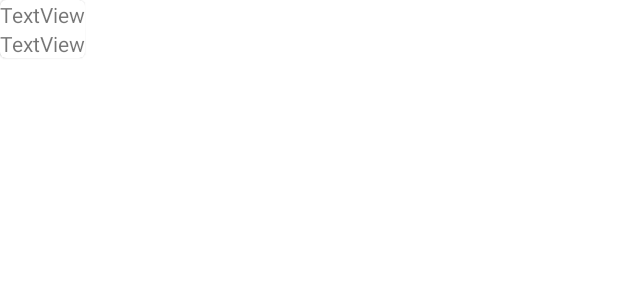
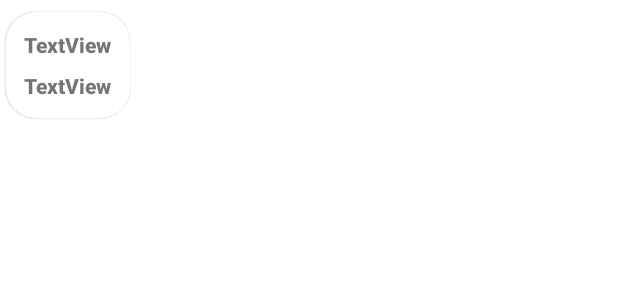
Before and after one commit to Freeezzzi/OnlineStore-app, an Android app: the layout date_picker_card.xml on its own in the app's theme, with its tools: preview values and no code run, on a phone screen of 412 x 824 dp. Shown: the top 300 px of the screen. Run offline under Robolectric (Android 15) with nearby library versions, the phone set to English and light mode, and no system bars.

Commit message:
fix address and time&date choosing

```diff
--- a/app/src/main/java/ru/freeezzzi/coursework/onlinestore/domain/models/Address.kt
+++ b/app/src/main/java/ru/freeezzzi/coursework/onlinestore/domain/models/Address.kt
@@ -11,4 +11,8 @@ data class Address(
     override fun toString(): String {
         return "$name $phone $streetAndHouse $apart entr. $entrance floor $floor"
     }
+
+    fun toStringWithoutPhoneAndName(): String = "$streetAndHouse $apart entr. $entrance floor $floor"
+
+    fun toStringPhoneName():String = "$name $phone"
 }
--- a/app/src/main/java/ru/freeezzzi/coursework/onlinestore/ui/mainpage/checkout/editaddress/EditAddressFragment.kt
+++ b/app/src/main/java/ru/freeezzzi/coursework/onlinestore/ui/mainpage/checkout/editaddress/EditAddressFragment.kt
@@ -20,13 +20,13 @@ class EditAddressFragment : BaseFragment(R.layout.edit_address) {
     override fun initViews(view: View) {
         super.initViews(view)
 
-        //Toolbar
+        // Toolbar
         binding.editAddressToolbar.toolbarTitle.setText(getString(R.string.edit_address))
         binding.editAddressToolbar.toolbarBackButton.setOnClickListener {
             Navigation.findNavController(binding.root).navigateUp()
         }
 
-        //основной UI
+        // основной UI
         binding.editAddressName.setText(viewModel.user.name)
         val slots = PredefinedSlots.RUS_PHONE_NUMBER
         val formatWatcher = MaskFormatWatcher(MaskImpl.createTerminated(slots))
--- a/app/src/main/res/layout/checkout_fragment.xml
+++ b/app/src/main/res/layout/checkout_fragment.xml
@@ -97,7 +97,7 @@
                 android:layout_height="match_parent">
 
                 <TextView
-                    android:id="@+id/checkout_card_label"
+                    android:id="@+id/checkout_time_card_title"
                     android:layout_width="wrap_content"
                     android:layout_height="wrap_content"
                     android:layout_marginStart="12dp"
--- a/app/src/main/res/layout/date_picker_card.xml
+++ b/app/src/main/res/layout/date_picker_card.xml
@@ -1,17 +1,29 @@
 <?xml version="1.0" encoding="utf-8"?>
 <com.google.android.material.card.MaterialCardView xmlns:android="http://schemas.android.com/apk/res/android"
     xmlns:app="http://schemas.android.com/apk/res-auto"
+    style="@style/MyCardViewStyle"
     android:layout_width="wrap_content"
-    android:layout_height="wrap_content">
+    android:layout_height="wrap_content"
+    android:layout_marginStart="4dp"
+    android:layout_marginTop="8dp"
+    android:layout_marginEnd="4dp"
+    android:layout_marginBottom="8dp"
+    app:cardCornerRadius="20dp"
+    app:cardElevation="1dp">
 
     <androidx.constraintlayout.widget.ConstraintLayout
         android:layout_width="match_parent"
-        android:layout_height="match_parent">
+        android:layout_height="match_parent"
+        android:background="@null">
 
         <TextView
             android:id="@+id/date_dayofweek"
             android:layout_width="wrap_content"
             android:layout_height="wrap_content"
+            android:layout_marginStart="12dp"
+            android:layout_marginTop="12dp"
+            android:layout_marginEnd="12dp"
+            android:fontFamily="sans-serif-black"
             android:text="TextView"
             app:layout_constraintEnd_toEndOf="parent"
             app:layout_constraintStart_toStartOf="parent"
@@ -21,6 +33,9 @@
             android:id="@+id/date_date"
             android:layout_width="wrap_content"
             android:layout_height="wrap_content"
+            android:layout_marginTop="8dp"
+            android:layout_marginBottom="12dp"
+            android:fontFamily="sans-serif-black"
             android:text="TextView"
             app:layout_constraintBottom_toBottomOf="parent"
             app:layout_constraintEnd_toEndOf="parent"
--- a/app/src/main/res/layout/edit_address.xml
+++ b/app/src/main/res/layout/edit_address.xml
@@ -313,6 +313,7 @@
                 android:id="@+id/edit_address_save_button"
                 android:layout_width="0dp"
                 android:layout_height="wrap_content"
+                android:layout_marginTop="16dp"
                 android:layout_marginBottom="16dp"
                 android:background="@drawable/rounded_corners_right"
                 android:text="@string/save"
--- a/app/src/main/res/layout/payment_fragment.xml
+++ b/app/src/main/res/layout/payment_fragment.xml
@@ -33,7 +33,7 @@
                 android:layout_height="match_parent">
 
                 <TextView
-                    android:id="@+id/checkout_card_label"
+                    android:id="@+id/checkout_time_card_title"
                     android:layout_width="wrap_content"
                     android:layout_height="wrap_content"
                     android:layout_marginStart="16dp"
--- a/app/src/main/res/values/strings.xml
+++ b/app/src/main/res/values/strings.xml
@@ -55,4 +55,6 @@
     <string name="credit_debit_card">Credit/Debit Card</string>
     <string name="order_in_total">Order in total</string>
     <string name="payment">Payment</string>
+    <string name="choose_address">Choose address</string>
+    <string name="default_address_type">Home</string>
 </resources>
--- a/app/src/main/res/values/styles.xml
+++ b/app/src/main/res/values/styles.xml
@@ -21,4 +21,15 @@
         <item name="android:background">@android:color/transparent</item>
     </style>
 
+    <style name="MyCardViewStyle" parent="Widget.MaterialComponents.CardView">
+        <item name="cardBackgroundColor">@color/white</item>
+        <item name="strokeWidth">0dp</item>
+    </style>
+
+    <style name="ActivatedCardViewStyle" parent="Widget.MaterialComponents.CardView">
+        <item name="cardBackgroundColor">@color/pale_orange</item>
+        <item name="strokeWidth">4dp</item>
+        <item name="strokeColor">@color/orange</item>
+    </style>
+
 </resources>
```
Also changed, not shown: app/src/main/java/ru/freeezzzi/coursework/onlinestore/ui/mainpage/checkout/CheckoutFragment.kt (+30 -3 lines), app/src/main/java/ru/freeezzzi/coursework/onlinestore/ui/mainpage/checkout/DatePickerItemViewHolder.kt (+17 -0 lines), app/src/main/java/ru/freeezzzi/coursework/onlinestore/ui/mainpage/checkout/DatePickerListAdapter.kt (+9 -0 lines), app/src/main/java/ru/freeezzzi/coursework/onlinestore/ui/mainpage/checkout/PaymentFragment.kt (+3 -6 lines), app/src/main/java/ru/freeezzzi/coursework/onlinestore/ui/mainpage/checkout/TimePickerItemViewHolder.kt (+16 -0 lines), app/src/main/java/ru/freeezzzi/coursework/onlinestore/ui/mainpage/checkout/TimePickerListAdapter.kt (+7 -0 lines), app/src/main/res/drawable/time_picker_selector.xml (deleted, +0 -7 lines), app/src/main/res/layout/time_picker_card.xml (+12 -2 lines). Lines whose indentation alone changed are shown as unchanged.
